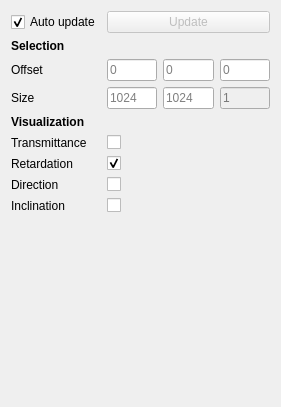
Before: the Qt Designer form include/ui/plugins/scalar_toolbox.ui in VRGroupRWTH/pli_view, drawn with Qt 5.
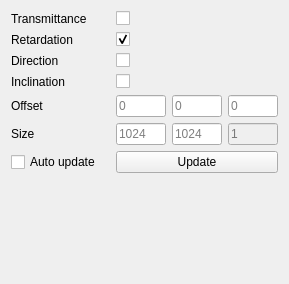
After: the same form once the commit is applied.

Diff of the .ui file:
```diff
--- a/include/ui/plugins/scalar_toolbox.ui
+++ b/include/ui/plugins/scalar_toolbox.ui
@@ -6,128 +6,89 @@
    <rect>
     <x>0</x>
     <y>0</y>
-    <width>281</width>
-    <height>407</height>
+    <width>289</width>
+    <height>284</height>
    </rect>
   </property>
   <property name="windowTitle">
    <string>Scalar Map Toolbox</string>
   </property>
   <layout class="QGridLayout" name="gridLayout">
-   <item row="0" column="0">
+   <item row="5" column="3">
+    <widget class="QLineEdit" name="line_edit_size_y">
+     <property name="sizePolicy">
+      <sizepolicy hsizetype="Expanding" vsizetype="Fixed">
+       <horstretch>1</horstretch>
+       <verstretch>0</verstretch>
+      </sizepolicy>
+     </property>
+     <property name="text">
+      <string/>
+     </property>
+     <property name="alignment">
+      <set>Qt::AlignLeading|Qt::AlignLeft|Qt::AlignVCenter</set>
+     </property>
+     <property name="placeholderText">
+      <string>1024</string>
+     </property>
+    </widget>
+   </item>
+   <item row="5" column="4">
+    <widget class="QLineEdit" name="line_edit_size_z">
+     <property name="enabled">
+      <bool>false</bool>
+     </property>
+     <property name="sizePolicy">
+      <sizepolicy hsizetype="Expanding" vsizetype="Fixed">
+       <horstretch>1</horstretch>
+       <verstretch>0</verstretch>
+      </sizepolicy>
+     </property>
+     <property name="text">
+      <string/>
+     </property>
+     <property name="alignment">
+      <set>Qt::AlignLeading|Qt::AlignLeft|Qt::AlignVCenter</set>
+     </property>
+     <property name="placeholderText">
+      <string>1</string>
+     </property>
+    </widget>
+   </item>
+   <item row="6" column="0" colspan="2">
     <widget class="QCheckBox" name="checkbox_auto_update">
      <property name="text">
       <string>Auto update</string>
      </property>
      <property name="checked">
-      <bool>true</bool>
+      <bool>false</bool>
      </property>
     </widget>
    </item>
-   <item row="0" column="1" colspan="3">
+   <item row="7" column="1">
+    <spacer name="spacer">
+     <property name="orientation">
+      <enum>Qt::Vertical</enum>
+     </property>
+     <property name="sizeHint" stdset="0">
+      <size>
+       <width>17</width>
+       <height>270</height>
+      </size>
+     </property>
+    </spacer>
+   </item>
+   <item row="6" column="2" colspan="3">
     <widget class="QPushButton" name="button_update">
      <property name="enabled">
-      <bool>false</bool>
+      <bool>true</bool>
      </property>
      <property name="text">
       <string>Update</string>
      </property>
     </widget>
    </item>
-   <item row="1" column="0">
-    <widget class="QLabel" name="label_subset">
-     <property name="sizePolicy">
-      <sizepolicy hsizetype="Expanding" vsizetype="Fixed">
-       <horstretch>1</horstretch>
-       <verstretch>0</verstretch>
-      </sizepolicy>
-     </property>
-     <property name="font">
-      <font>
-       <weight>75</weight>
-       <bold>true</bold>
-      </font>
-     </property>
-     <property name="text">
-      <string>Selection</string>
-     </property>
-     <property name="alignment">
-      <set>Qt::AlignLeading|Qt::AlignLeft|Qt::AlignTop</set>
-     </property>
-    </widget>
-   </item>
-   <item row="2" column="0">
-    <widget class="QLabel" name="label_offset">
-     <property name="text">
-      <string>Offset</string>
-     </property>
-    </widget>
-   </item>
-   <item row="2" column="1">
-    <widget class="QLineEdit" name="line_edit_offset_x">
-     <property name="sizePolicy">
-      <sizepolicy hsizetype="Expanding" vsizetype="Fixed">
-       <horstretch>1</horstretch>
-       <verstretch>0</verstretch>
-      </sizepolicy>
-     </property>
-     <property name="text">
-      <string/>
-     </property>
-     <property name="alignment">
-      <set>Qt::AlignLeading|Qt::AlignLeft|Qt::AlignVCenter</set>
-     </property>
-     <property name="placeholderText">
-      <string>0</string>
-     </property>
-    </widget>
-   </item>
-   <item row="2" column="2">
-    <widget class="QLineEdit" name="line_edit_offset_y">
-     <property name="sizePolicy">
-      <sizepolicy hsizetype="Expanding" vsizetype="Fixed">
-       <horstretch>1</horstretch>
-       <verstretch>0</verstretch>
-      </sizepolicy>
-     </property>
-     <property name="text">
-      <string/>
-     </property>
-     <property name="alignment">
-      <set>Qt::AlignLeading|Qt::AlignLeft|Qt::AlignVCenter</set>
-     </property>
-     <property name="placeholderText">
-      <string>0</string>
-     </property>
-    </widget>
-   </item>
-   <item row="2" column="3">
-    <widget class="QLineEdit" name="line_edit_offset_z">
-     <property name="sizePolicy">
-      <sizepolicy hsizetype="Expanding" vsizetype="Fixed">
-       <horstretch>1</horstretch>
-       <verstretch>0</verstretch>
-      </sizepolicy>
-     </property>
-     <property name="text">
-      <string/>
-     </property>
-     <property name="alignment">
-      <set>Qt::AlignLeading|Qt::AlignLeft|Qt::AlignVCenter</set>
-     </property>
-     <property name="placeholderText">
-      <string>0</string>
-     </property>
-    </widget>
-   </item>
-   <item row="3" column="0">
-    <widget class="QLabel" name="label_size">
-     <property name="text">
-      <string>Size</string>
-     </property>
-    </widget>
-   </item>
-   <item row="3" column="1">
+   <item row="5" column="2">
     <widget class="QLineEdit" name="line_edit_size_x">
      <property name="sizePolicy">
       <sizepolicy hsizetype="Expanding" vsizetype="Fixed">
@@ -147,29 +108,20 @@
     </widget>
    </item>
    <item row="3" column="2">
-    <widget class="QLineEdit" name="line_edit_size_y">
-     <property name="sizePolicy">
-      <sizepolicy hsizetype="Expanding" vsizetype="Fixed">
-       <horstretch>1</horstretch>
-       <verstretch>0</verstretch>
-      </sizepolicy>
+    <widget class="QCheckBox" name="checkbox_inclination">
+     <property name="layoutDirection">
+      <enum>Qt::LeftToRight</enum>
      </property>
      <property name="text">
       <string/>
      </property>
-     <property name="alignment">
-      <set>Qt::AlignLeading|Qt::AlignLeft|Qt::AlignVCenter</set>
-     </property>
-     <property name="placeholderText">
-      <string>1024</string>
+     <property name="checked">
+      <bool>false</bool>
      </property>
     </widget>
    </item>
-   <item row="3" column="3">
-    <widget class="QLineEdit" name="line_edit_size_z">
-     <property name="enabled">
-      <bool>false</bool>
-     </property>
+   <item row="4" column="4">
+    <widget class="QLineEdit" name="line_edit_offset_z">
      <property name="sizePolicy">
       <sizepolicy hsizetype="Expanding" vsizetype="Fixed">
        <horstretch>1</horstretch>
@@ -183,60 +135,110 @@
       <set>Qt::AlignLeading|Qt::AlignLeft|Qt::AlignVCenter</set>
      </property>
      <property name="placeholderText">
-      <string>1</string>
+      <string>0</string>
      </property>
     </widget>
    </item>
    <item row="4" column="0">
-    <widget class="QLabel" name="label_visualization">
-     <property name="sizePolicy">
-      <sizepolicy hsizetype="Expanding" vsizetype="Fixed">
-       <horstretch>1</horstretch>
-       <verstretch>0</verstretch>
-      </sizepolicy>
-     </property>
-     <property name="font">
-      <font>
-       <weight>75</weight>
-       <bold>true</bold>
-      </font>
-     </property>
+    <widget class="QLabel" name="label_offset">
      <property name="text">
-      <string>Visualization</string>
-     </property>
-     <property name="alignment">
-      <set>Qt::AlignLeading|Qt::AlignLeft|Qt::AlignTop</set>
+      <string>Offset</string>
      </property>
     </widget>
    </item>
    <item row="5" column="0">
+    <widget class="QLabel" name="label_size">
+     <property name="text">
+      <string>Size</string>
+     </property>
+    </widget>
+   </item>
+   <item row="0" column="2">
+    <widget class="QCheckBox" name="checkbox_transmittance">
+     <property name="layoutDirection">
+      <enum>Qt::LeftToRight</enum>
+     </property>
+     <property name="text">
+      <string/>
+     </property>
+     <property name="checked">
+      <bool>false</bool>
+     </property>
+    </widget>
+   </item>
+   <item row="2" column="2">
+    <widget class="QCheckBox" name="checkbox_direction">
+     <property name="layoutDirection">
+      <enum>Qt::LeftToRight</enum>
+     </property>
+     <property name="text">
+      <string/>
+     </property>
+     <property name="checked">
+      <bool>false</bool>
+     </property>
+    </widget>
+   </item>
+   <item row="3" column="0">
+    <widget class="QLabel" name="label_inclination">
+     <property name="text">
+      <string>Inclination</string>
+     </property>
+    </widget>
+   </item>
+   <item row="4" column="2">
+    <widget class="QLineEdit" name="line_edit_offset_x">
+     <property name="sizePolicy">
+      <sizepolicy hsizetype="Expanding" vsizetype="Fixed">
+       <horstretch>1</horstretch>
+       <verstretch>0</verstretch>
+      </sizepolicy>
+     </property>
+     <property name="text">
+      <string/>
+     </property>
+     <property name="alignment">
+      <set>Qt::AlignLeading|Qt::AlignLeft|Qt::AlignVCenter</set>
+     </property>
+     <property name="placeholderText">
+      <string>0</string>
+     </property>
+    </widget>
+   </item>
+   <item row="4" column="3">
+    <widget class="QLineEdit" name="line_edit_offset_y">
+     <property name="sizePolicy">
+      <sizepolicy hsizetype="Expanding" vsizetype="Fixed">
+       <horstretch>1</horstretch>
+       <verstretch>0</verstretch>
+      </sizepolicy>
+     </property>
+     <property name="text">
+      <string/>
+     </property>
+     <property name="alignment">
+      <set>Qt::AlignLeading|Qt::AlignLeft|Qt::AlignVCenter</set>
+     </property>
+     <property name="placeholderText">
+      <string>0</string>
+     </property>
+    </widget>
+   </item>
+   <item row="0" column="0">
     <widget class="QLabel" name="label_transmittance">
      <property name="text">
       <string>Transmittance</string>
      </property>
     </widget>
    </item>
-   <item row="5" column="1">
-    <widget class="QCheckBox" name="checkbox_transmittance">
-     <property name="layoutDirection">
-      <enum>Qt::LeftToRight</enum>
-     </property>
-     <property name="text">
-      <string/>
-     </property>
-     <property name="checked">
-      <bool>false</bool>
-     </property>
-    </widget>
-   </item>
-   <item row="6" column="0">
+   <item row="1" column="0">
     <widget class="QLabel" name="label_retardation">
      <property name="text">
       <string>Retardation</string>
      </property>
     </widget>
    </item>
-   <item row="6" column="1">
+   <item row="1" column="2">
     <widget class="QCheckBox" name="checkbox_retardation">
      <property name="layoutDirection">
       <enum>Qt::LeftToRight</enum>
@@ -249,59 +251,13 @@
      </property>
     </widget>
    </item>
-   <item row="7" column="0">
+   <item row="2" column="0">
     <widget class="QLabel" name="label_direction">
      <property name="text">
       <string>Direction</string>
      </property>
     </widget>
    </item>
-   <item row="7" column="1">
-    <widget class="QCheckBox" name="checkbox_direction">
-     <property name="layoutDirection">
-      <enum>Qt::LeftToRight</enum>
-     </property>
-     <property name="text">
-      <string/>
-     </property>
-     <property name="checked">
-      <bool>false</bool>
-     </property>
-    </widget>
-   </item>
-   <item row="8" column="0">
-    <widget class="QLabel" name="label_inclination">
-     <property name="text">
-      <string>Inclination</string>
-     </property>
-    </widget>
-   </item>
-   <item row="8" column="1">
-    <widget class="QCheckBox" name="checkbox_inclination">
-     <property name="layoutDirection">
-      <enum>Qt::LeftToRight</enum>
-     </property>
-     <property name="text">
-      <string/>
-     </property>
-     <property name="checked">
-      <bool>false</bool>
-     </property>
-    </widget>
-   </item>
-   <item row="9" column="0">
-    <spacer name="spacer">
-     <property name="orientation">
-      <enum>Qt::Vertical</enum>
-     </property>
-     <property name="sizeHint" stdset="0">
-      <size>
-       <width>17</width>
-       <height>270</height>
-      </size>
-     </property>
-    </spacer>
-   </item>
   </layout>
  </widget>
  <resources/>
```
